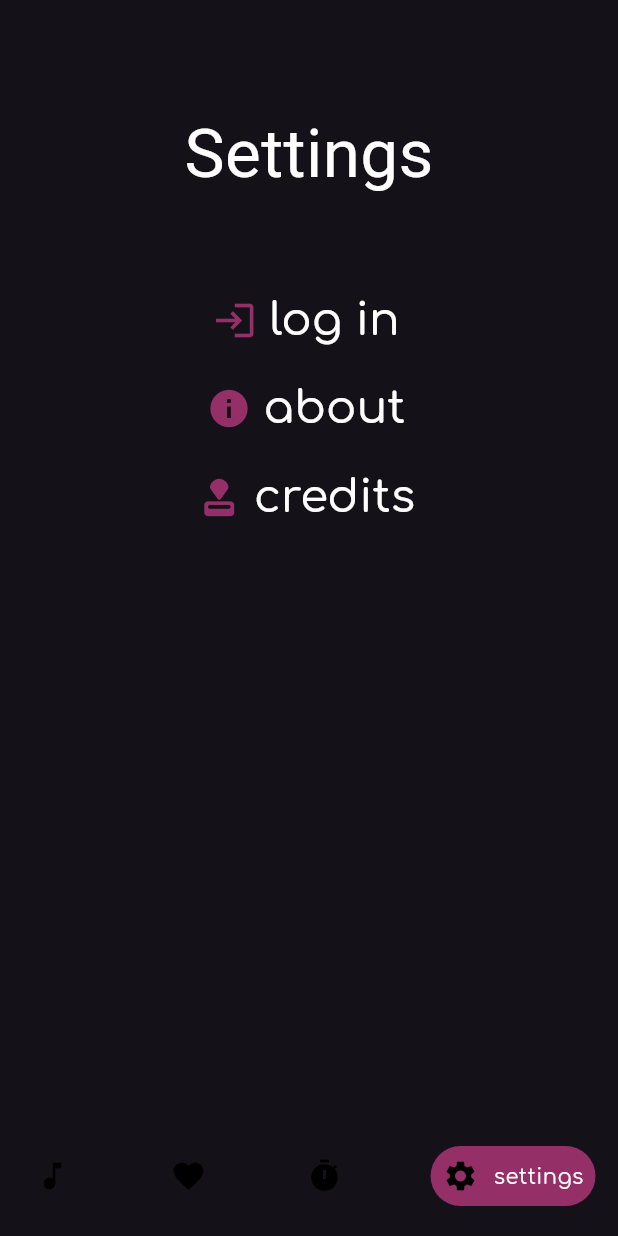
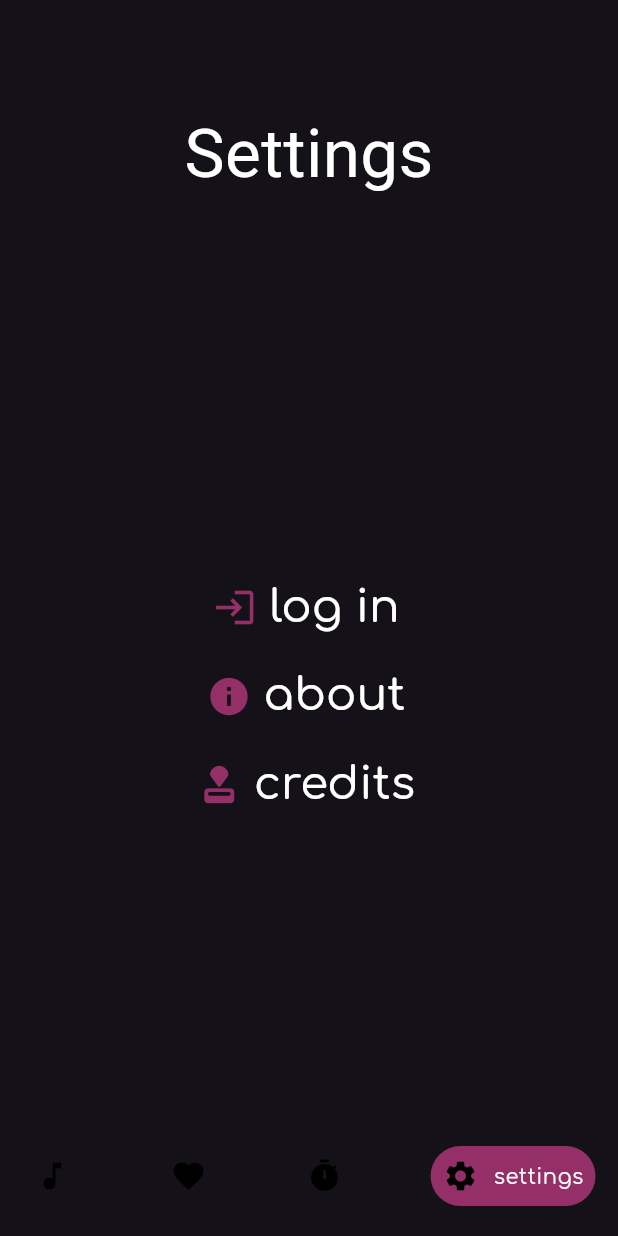
Before and after one commit to Alkonosttt/Hypnos, a Flutter app: the screen it shows after launch, item 4 of the bottom bar chosen, on a phone screen of 412 x 824 dp. Run offline on Flutter 3.47's test engine with Material 3 defaults, Android fonts, the phone set to English and light mode, and no system bars; drawn by our look-alikes of google_nav_bar; our stand-ins replace audioplayers, google_fonts; missing offline and left inert: markdown_widget.

Commit message:
Centered the buttons in Settings screen within the remaining space

```diff
--- a/lib/settings.dart
+++ b/lib/settings.dart
@@ -40,6 +40,7 @@ class _SettingsPageState extends State<SettingsPage> {
           flex: 8,
           child: Column(
             children: [
+              // Title section - stays at top
               Container(
                 margin: const EdgeInsets.fromLTRB(0, 70, 0, 50),
                 child: Text(
@@ -47,6 +48,11 @@ class _SettingsPageState extends State<SettingsPage> {
                   style: GoogleFonts.caesarDressing(fontSize: 45),
                 ),
               ),
+              // Buttons section - centered in remaining space
+              Expanded(
+                child: Column(
+                  mainAxisAlignment: MainAxisAlignment.center,
+                  children: [
                     _buildSettingsButton(
                       icon: Icons.login,
                       label: 'log in',
@@ -65,6 +71,9 @@ class _SettingsPageState extends State<SettingsPage> {
                   ],
                 ),
               ),
+            ],
+          ),
+        ),
         const Expanded(flex: 1, child: SizedBox()),
       ],
     );
```
Lines whose indentation alone changed are shown as unchanged.
